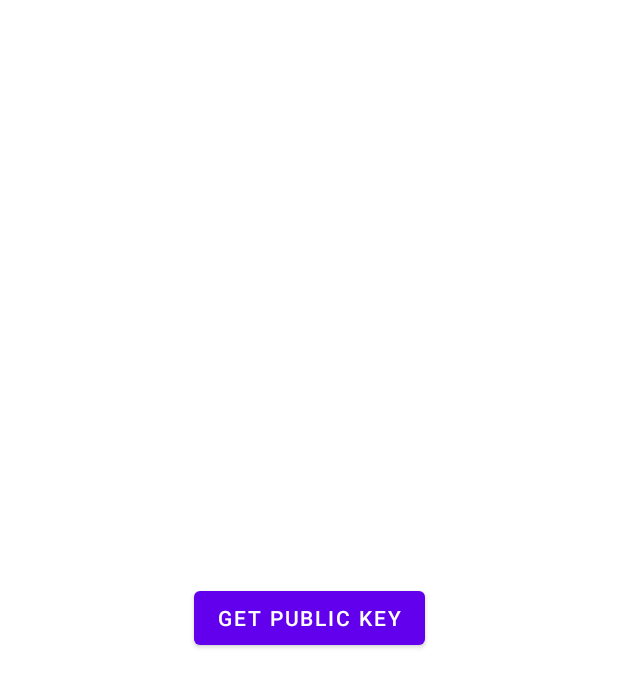
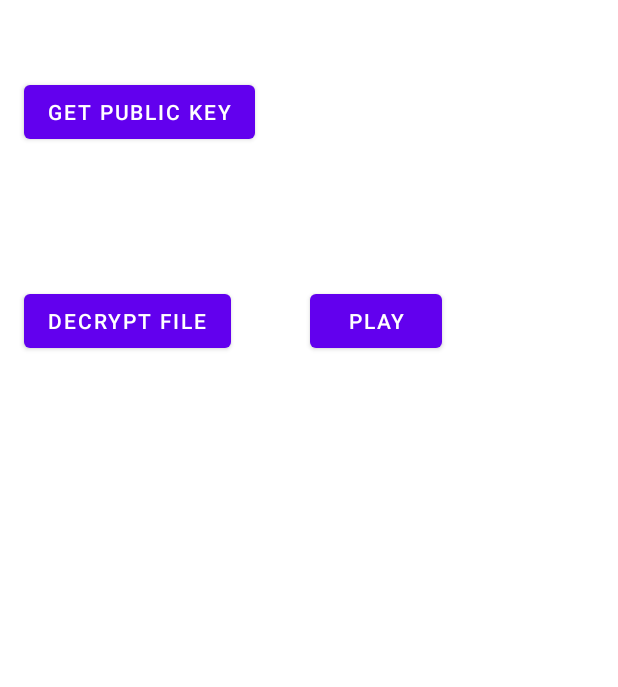
Before and after one commit to VaultLaboratories/android-sdk, an Android app: the layout main_fragment.xml on its own in the app's theme, with its tools: preview values and no code run, on a phone screen of 412 x 824 dp. Shown: the top 687 px of the screen. Run offline under Robolectric (Android 15) with nearby library versions, the phone set to English and light mode, and no system bars.

Commit message:
add app example of decryption + media playing

```diff
--- a/app/src/main/AndroidManifest.xml
+++ b/app/src/main/AndroidManifest.xml
@@ -1,6 +1,8 @@
 <?xml version="1.0" encoding="utf-8"?>
 <manifest xmlns:android="http://schemas.android.com/apk/res/android"
     package="fan.vault.vault">
+
+    <uses-permission android:name="android.permission.INTERNET" />
 
     <application
         android:allowBackup="true"
--- a/app/src/main/java/fan/vault/vault/ui/main/MainFragment.kt
+++ b/app/src/main/java/fan/vault/vault/ui/main/MainFragment.kt
@@ -27,6 +27,12 @@ class MainFragment : Fragment() {
         binding.getPublicKeyButton.setOnClickListener {
             binding.getPublicKeyText.text = Vault.getAppWalletPublicKey()
         }
+        binding.decryptFile.setOnClickListener {
+            binding.trackInfo.text = Vault.decryptFile()
+        }
+        binding.playPause.setOnClickListener {
+            Vault.playPauseMedia()
+        }
         return view
     }
 
--- a/app/src/main/res/layout/main_fragment.xml
+++ b/app/src/main/res/layout/main_fragment.xml
@@ -14,8 +14,11 @@
         android:text="@string/get_public_key"
         app:layout_constraintBottom_toBottomOf="parent"
         app:layout_constraintEnd_toEndOf="parent"
+        app:layout_constraintHorizontal_bias="0.062"
         app:layout_constraintStart_toStartOf="parent"
-        app:layout_constraintTop_toTopOf="parent" />
+        app:layout_constraintTop_toTopOf="parent"
+        app:layout_constraintVertical_bias="0.065" />
+
     <TextView
         android:id="@+id/getPublicKeyText"
         android:layout_width="wrap_content"
@@ -25,4 +28,38 @@
         app:layout_constraintEnd_toEndOf="parent"
         app:layout_constraintStart_toStartOf="parent" />
 
+    <Button
+        android:id="@+id/decryptFile"
+        android:layout_width="wrap_content"
+        android:layout_height="wrap_content"
+        android:text="@string/decrypt_file"
+        app:layout_constraintBottom_toBottomOf="parent"
+        app:layout_constraintEnd_toEndOf="parent"
+        app:layout_constraintHorizontal_bias="0.058"
+        app:layout_constraintStart_toStartOf="parent"
+        app:layout_constraintTop_toTopOf="parent"
+        app:layout_constraintVertical_bias="0.245" />
+
+    <TextView
+        android:id="@+id/trackInfo"
+        android:layout_width="wrap_content"
+        android:layout_height="wrap_content"
+        android:layout_margin="16dp"
+        app:layout_constraintTop_toBottomOf="@id/decryptFile"
+        app:layout_constraintEnd_toEndOf="parent"
+        app:layout_constraintStart_toStartOf="parent" />
+
+    <Button
+        android:id="@+id/playPause"
+        android:layout_width="wrap_content"
+        android:layout_height="wrap_content"
+        android:text="@string/play"
+        app:layout_constraintBottom_toBottomOf="parent"
+        app:layout_constraintEnd_toEndOf="parent"
+        app:layout_constraintHorizontal_bias="0.637"
+        app:layout_constraintStart_toStartOf="parent"
+        app:layout_constraintTop_toTopOf="parent"
+        app:layout_constraintVertical_bias="0.245" />
+
+
 </androidx.constraintlayout.widget.ConstraintLayout>
--- a/app/src/main/res/values/strings.xml
+++ b/app/src/main/res/values/strings.xml
@@ -1,4 +1,6 @@
 <resources>
     <string name="app_name">Vault Android SDK</string>
     <string name="get_public_key">Get Public Key</string>
+    <string name="decrypt_file">Decrypt File</string>
+    <string name="play">Play</string>
 </resources>
```
Also changed, not shown: SDK/src/main/java/fan/vault/sdk/Vault.kt (+57 -0 lines).
